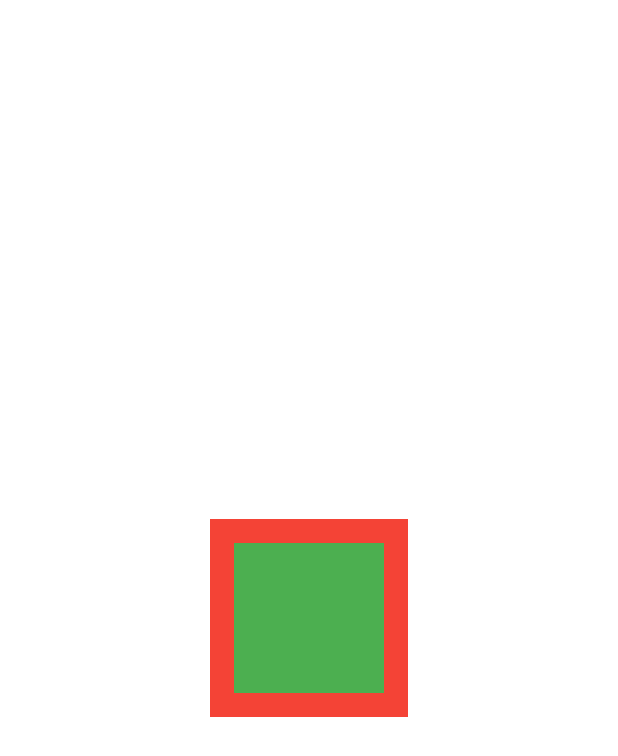
After one commit to aldyhermawan1/Dicoding-Flutter-HelloWorld, a Flutter app: the FundamentalLandingScreen screen opened by its route, after a tap on "Constraint", on a phone screen of 412 x 824 dp. The commit adds this screen. Shown: the top 756 px of the screen. Run offline on Flutter 3.47's test engine with Material 2 defaults, Android fonts, the phone set to English and light mode, and no system bars.

Commit message:
Constraints Intro

```diff
--- /dev/null
+++ b/lib/screen/fundamental/constraint_screen.dart
@@ -0,0 +1,21 @@
+import 'package:flutter/material.dart';
+
+class ConstraintScreen extends StatelessWidget {
+  const ConstraintScreen({super.key});
+
+  @override
+  Widget build(BuildContext context) {
+    return Align(
+      alignment: Alignment.center,
+      child: Container(
+        color: Colors.red,
+        padding: const EdgeInsets.all(16),
+        child: Container(
+          color: Colors.green,
+          width: 100,
+          height: 100,
+        ),
+      ),
+    );
+  }
+}
--- a/lib/screen/fundamental/fundamental_landing_screen.dart
+++ b/lib/screen/fundamental/fundamental_landing_screen.dart
@@ -1,4 +1,5 @@
 import 'package:flutter/material.dart';
+import 'package:hello_world/screen/fundamental/constraint_screen.dart';
 import 'package:hello_world/screen/fundamental/navigation_routing_screen.dart';
 
 class FundamentalLandingScreen extends StatelessWidget {
@@ -22,6 +23,14 @@ class FundamentalLandingScreen extends StatelessWidget {
               },
               child: const Text('Navigation & Routing'),
             ),
+            ElevatedButton(
+              onPressed: () {
+                Navigator.push(context, MaterialPageRoute(builder: (context) {
+                  return const ConstraintScreen();
+                }));
+              },
+              child: const Text('Constraint'),
+            ),
           ],
         ),
       ),
```
